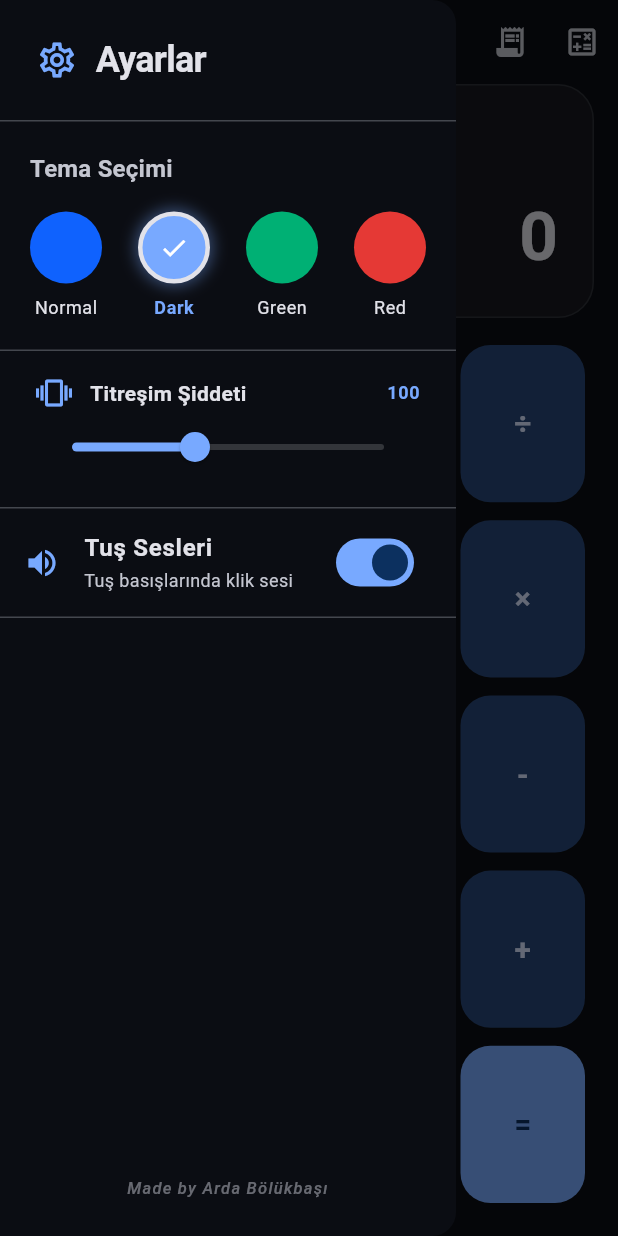
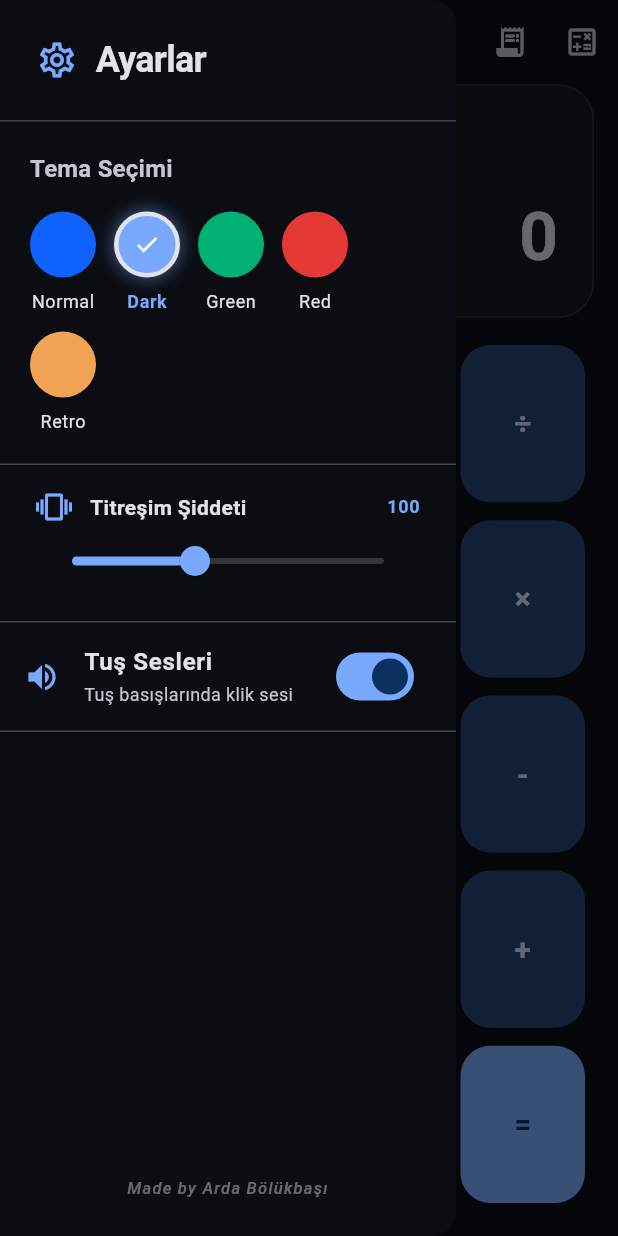
Before and after one commit to ArdaBolukbasi/hesapmakinesi, a Flutter app: the screen it shows after launch, with the side drawer open, on a phone screen of 412 x 824 dp. Run offline on Flutter 3.47's test engine with Material 3 defaults, Android fonts, the phone set to English and light mode, and no system bars; drawn by our look-alikes of auto_size_text; our stand-ins replace flutter_riverpod, math_expressions, shared_preferences, vibration; Roboto replaces fonts that are missing (RobotoMono).

Commit message:
Add Retro Gold theme and redesign scientific mode keypad layout to 5-columns

```diff
--- a/lib/main.dart
+++ b/lib/main.dart
@@ -57,6 +57,16 @@ class CalculatorApp extends ConsumerWidget {
           );
           scaffoldColor = const Color(0xFF0C0505);
           break;
+        case 'retro_gold':
+          colorScheme = ColorScheme.fromSeed(
+            seedColor: const Color(0xFFF0A352),
+            brightness: Brightness.dark,
+            primary: const Color(0xFFF0A352),
+            surface: const Color(0xFF101010),
+            surfaceContainerHigh: const Color(0xFF383542),
+          );
+          scaffoldColor = const Color(0xFF101010);
+          break;
         case 'dark':
         default:
           colorScheme = ColorScheme.fromSeed(
--- a/lib/providers/calculator_provider.dart
+++ b/lib/providers/calculator_provider.dart
@@ -503,6 +503,12 @@ class CalculatorNotifier extends Notifier<CalculatorState> {
       currentFormula += '×';
     } else if (key == '÷') {
       currentFormula += '÷';
+    } else if (key == '+/-') {
+      if (currentFormula.endsWith('-')) {
+        currentFormula = currentFormula.substring(0, currentFormula.length - 1);
+      } else {
+        currentFormula += '-';
+      }
     } else {
       currentFormula += key;
     }
--- a/lib/screens/calculator_screen.dart
+++ b/lib/screens/calculator_screen.dart
@@ -66,6 +66,7 @@ class CalculatorScreen extends ConsumerWidget {
       {'id': 'dark', 'name': 'Dark', 'color': const Color(0xFF78A9FF)},
       {'id': 'green', 'name': 'Green', 'color': const Color(0xFF00B074)},
       {'id': 'red', 'name': 'Red', 'color': const Color(0xFFE53935)},
+      {'id': 'retro_gold', 'name': 'Retro', 'color': const Color(0xFFF0A352)},
     ];
 
     return Drawer(
@@ -111,8 +112,10 @@ class CalculatorScreen extends ConsumerWidget {
                     ),
                   ),
                   const SizedBox(height: 16),
-                  Row(
-                    mainAxisAlignment: MainAxisAlignment.spaceBetween,
+                  Wrap(
+                    spacing: 12,
+                    runSpacing: 12,
+                    alignment: WrapAlignment.start,
                     children: themeOptions.map((opt) {
                       final isSelected = settings.theme == opt['id'];
                       return GestureDetector(
@@ -120,8 +123,8 @@ class CalculatorScreen extends ConsumerWidget {
                         child: Column(
                           children: [
                             Container(
-                              width: 48,
-                              height: 48,
+                              width: 44,
+                              height: 44,
                               decoration: BoxDecoration(
                                 color: opt['color'],
                                 shape: BoxShape.circle,
@@ -145,7 +148,7 @@ class CalculatorScreen extends ConsumerWidget {
                                   ? const Icon(
                                       Icons.check,
                                       color: Colors.white,
-                                      size: 20,
+                                      size: 18,
                                     )
                                   : null,
                             ),
--- a/lib/widgets/calculator_display.dart
+++ b/lib/widgets/calculator_display.dart
@@ -5,6 +5,7 @@ import 'package:flutter/material.dart';
 import 'package:flutter_riverpod/flutter_riverpod.dart';
 
 import '../providers/calculator_provider.dart';
+import '../providers/settings_provider.dart';
 
 class CalculatorDisplay extends ConsumerWidget {
   const CalculatorDisplay({super.key});
@@ -12,18 +13,25 @@ class CalculatorDisplay extends ConsumerWidget {
   @override
   Widget build(BuildContext context, WidgetRef ref) {
     final calcState = ref.watch(calculatorProvider);
+    final settings = ref.watch(settingsProvider);
     final theme = Theme.of(context);
     final isLandscape = MediaQuery.of(context).orientation == Orientation.landscape;
+
+    final isRetroGold = settings.theme == 'retro_gold';
 
     return Container(
       padding: isLandscape
           ? const EdgeInsets.symmetric(horizontal: 20, vertical: 10)
           : const EdgeInsets.symmetric(horizontal: 24, vertical: 18),
       decoration: BoxDecoration(
-        color: theme.colorScheme.surfaceContainerHighest.withValues(alpha: 0.3),
+        color: isRetroGold
+            ? const Color(0xFFDCB765)
+            : theme.colorScheme.surfaceContainerHighest.withValues(alpha: 0.3),
         borderRadius: BorderRadius.circular(24),
         border: Border.all(
-          color: theme.colorScheme.outlineVariant.withValues(alpha: 0.5),
+          color: isRetroGold
+              ? const Color(0xFFDCB765)
+              : theme.colorScheme.outlineVariant.withValues(alpha: 0.5),
           width: 1,
         ),
       ),
@@ -41,19 +49,20 @@ class CalculatorDisplay extends ConsumerWidget {
                   child: Container(
                     padding: const EdgeInsets.symmetric(horizontal: 10, vertical: 4),
                     decoration: BoxDecoration(
-                      color: theme.colorScheme.primaryContainer,
+                      color: isRetroGold
+                          ? const Color(0xFF383542)
+                          : theme.colorScheme.primaryContainer,
                       borderRadius: BorderRadius.circular(12),
                     ),
                     child: Text(
                       calcState.isDegMode ? 'DEG' : 'RAD',
                       style: theme.textTheme.labelMedium?.copyWith(
-                        color: theme.colorScheme.onPrimaryContainer,
+                        color: isRetroGold ? const Color(0xFFF0A352) : theme.colorScheme.onPrimaryContainer,
                         fontWeight: FontWeight.bold,
                       ),
                     ),
                   ),
                 ),
-                // No extra labels here since the Appbar contains the mode title
                 const SizedBox.shrink(),
               ],
             )
@@ -72,7 +81,9 @@ class CalculatorDisplay extends ConsumerWidget {
                 maxLines: 1,
                 minFontSize: 14,
                 style: theme.textTheme.headlineSmall?.copyWith(
-                  color: theme.colorScheme.onSurfaceVariant.withValues(alpha: 0.7),
+                  color: isRetroGold
+                      ? const Color(0xFF101010).withValues(alpha: 0.7)
+                      : theme.colorScheme.onSurfaceVariant.withValues(alpha: 0.7),
                   fontFamily: 'RobotoMono',
                   fontWeight: FontWeight.w400,
                 ),
@@ -92,7 +103,9 @@ class CalculatorDisplay extends ConsumerWidget {
                 maxLines: 1,
                 minFontSize: 20,
                 style: theme.textTheme.displayMedium?.copyWith(
-                  color: theme.colorScheme.onSurface,
+                  color: isRetroGold
+                      ? const Color(0xFF101010)
+                      : theme.colorScheme.onSurface,
                   fontFamily: 'RobotoMono',
                   fontWeight: FontWeight.w600,
                 ),
--- a/lib/widgets/calculator_keypad.dart
+++ b/lib/widgets/calculator_keypad.dart
@@ -24,7 +24,7 @@ class CalculatorKeypad extends ConsumerWidget {
   }
 
   Widget _buildAccountingKeypad(BuildContext context, WidgetRef ref, ThemeData theme) {
-    // 4 columns x 5 rows grid (Accounting mode rows remain completely identical in height)
+    // 4 columns x 5 rows grid (Accounting mode layout remains completely identical in layout and height)
     final notifier = ref.read(calculatorProvider.notifier);
 
     final List<List<KeypadButtonConfig>> layout = [
@@ -64,7 +64,7 @@ class CalculatorKeypad extends ConsumerWidget {
       children: layout.map((row) {
         return Expanded(
           child: Row(
-            crossAxisAlignment: CrossAxisAlignment.stretch, // Force buttons to expand vertically
+            crossAxisAlignment: CrossAxisAlignment.stretch,
             children: row.map((btn) {
               return Expanded(
                 child: Padding(
@@ -84,10 +84,11 @@ class CalculatorKeypad extends ConsumerWidget {
   }
 
   Widget _buildScientificKeypad(BuildContext context, WidgetRef ref, ThemeData theme) {
-    // 5 columns x 6 rows grid
+    // 5 columns x 7 rows grid (Completely redesigned for scientific mode)
     final notifier = ref.read(calculatorProvider.notifier);
 
     final List<List<KeypadButtonConfig>> layout = [
+      // Row 1
       [
         KeypadButtonConfig(text: 'sin', type: ButtonType.function, onTap: () => notifier.handleKeyPress('sin')),
         KeypadButtonConfig(text: 'cos', type: ButtonType.function, onTap: () => notifier.handleKeyPress('cos')),
@@ -95,39 +96,49 @@ class CalculatorKeypad extends ConsumerWidget {
         KeypadButtonConfig(text: 'log', type: ButtonType.function, onTap: () => notifier.handleKeyPress('log')),
         KeypadButtonConfig(text: 'ln', type: ButtonType.function, onTap: () => notifier.handleKeyPress('ln')),
       ],
+      // Row 2
       [
         KeypadButtonConfig(text: 'sqrt', type: ButtonType.function, onTap: () => notifier.handleKeyPress('sqrt')),
+        KeypadButtonConfig(text: 'x²', type: ButtonType.function, onTap: () => notifier.handleKeyPress('x²')),
+        KeypadButtonConfig(text: 'xy', type: ButtonType.function, onTap: () => notifier.handleKeyPress('xy')),
+        KeypadButtonConfig(text: 'π', type: ButtonType.function, onTap: () => notifier.handleKeyPress('π')),
+        KeypadButtonConfig(text: 'e', type: ButtonType.function, onTap: () => notifier.handleKeyPress('e')),
+      ],
+      // Row 3
+      [
         KeypadButtonConfig(text: '(', type: ButtonType.function, onTap: () => notifier.handleKeyPress('(')),
         KeypadButtonConfig(text: ')', type: ButtonType.function, onTap: () => notifier.handleKeyPress(')')),
-        KeypadButtonConfig(text: 'xy', type: ButtonType.function, onTap: () => notifier.handleKeyPress('xy')),
-        KeypadButtonConfig(text: 'x²', type: ButtonType.function, onTap: () => notifier.handleKeyPress('x²')),
-      ],
-      [
-        KeypadButtonConfig(text: 'π', type: ButtonType.function, onTap: () => notifier.handleKeyPress('π')),
-        KeypadButtonConfig(text: 'e', type: ButtonType.function, onTap: () => notifier.handleKeyPress('e')),
         KeypadButtonConfig(text: '%', type: ButtonType.operator, onTap: () => notifier.handleKeyPress('%')),
-        KeypadButtonConfig(text: '⌫', type: ButtonType.action, onTap: () => notifier.handleBackspace()),
+        KeypadButtonConfig(text: '+/-', type: ButtonType.function, onTap: () => notifier.handleKeyPress('+/-')),
         KeypadButtonConfig(text: 'AC', type: ButtonType.action, onTap: () => notifier.handleClear()),
       ],
+      // Row 4
       [
         KeypadButtonConfig(text: '7', type: ButtonType.number, onTap: () => notifier.handleKeyPress('7')),
         KeypadButtonConfig(text: '8', type: ButtonType.number, onTap: () => notifier.handleKeyPress('8')),
         KeypadButtonConfig(text: '9', type: ButtonType.number, onTap: () => notifier.handleKeyPress('9')),
+        KeypadButtonConfig(text: '⌫', type: ButtonType.action, onTap: () => notifier.handleBackspace()),
         KeypadButtonConfig(text: '÷', type: ButtonType.operator, onTap: () => notifier.handleKeyPress('÷')),
-        KeypadButtonConfig(text: '×', type: ButtonType.operator, onTap: () => notifier.handleKeyPress('×')),
       ],
+      // Row 5
       [
         KeypadButtonConfig(text: '4', type: ButtonType.number, onTap: () => notifier.handleKeyPress('4')),
         KeypadButtonConfig(text: '5', type: ButtonType.number, onTap: () => notifier.handleKeyPress('5')),
         KeypadButtonConfig(text: '6', type: ButtonType.number, onTap: () => notifier.handleKeyPress('6')),
+        KeypadButtonConfig(text: '×', type: ButtonType.operator, onTap: () => notifier.handleKeyPress('×')),
         KeypadButtonConfig(text: '-', type: ButtonType.operator, onTap: () => notifier.handleKeyPress('-')),
-        KeypadButtonConfig(text: '+', type: ButtonType.operator, onTap: () => notifier.handleKeyPress('+')),
       ],
+      // Row 6
       [
         KeypadButtonConfig(text: '1', type: ButtonType.number, onTap: () => notifier.handleKeyPress('1')),
         KeypadButtonConfig(text: '2', type: ButtonType.number, onTap: () => notifier.handleKeyPress('2')),
         KeypadButtonConfig(text: '3', type: ButtonType.number, onTap: () => notifier.handleKeyPress('3')),
         KeypadButtonConfig(text: '0', type: ButtonType.number, onTap: () => notifier.handleKeyPress('0')),
+        KeypadButtonConfig(text: '+', type: ButtonType.operator, onTap: () => notifier.handleKeyPress('+')),
+      ],
+      // Row 7 (Ergonomic layout: 00, ., and Equals stretching across the remaining 3 columns)
+      [
+        KeypadButtonConfig(text: '00', type: ButtonType.number, onTap: () => notifier.handleKeyPress('00')),
         KeypadButtonConfig(text: '.', type: ButtonType.number, onTap: () => notifier.handleKeyPress('.')),
         KeypadButtonConfig(text: '=', type: ButtonType.equals, onTap: () => notifier.handleKeyPress('=')),
       ],
@@ -136,8 +147,7 @@ class CalculatorKeypad extends ConsumerWidget {
     return Column(
       children: List.generate(layout.length, (index) {
         final row = layout[index];
-        // Ergonomic adjustment: assign flex 2 to scientific function/constant rows,
-        // and flex 3 to numeric/basic operator rows.
+        // Ergonomic heights: top 3 scientific rows are flex 2, bottom 4 numeric/operator rows are flex 3
         final int flex = index < 3 ? 2 : 3;
 
         return Expanded(
@@ -145,7 +155,10 @@ class CalculatorKeypad extends ConsumerWidget {
           child: Row(
             crossAxisAlignment: CrossAxisAlignment.stretch,
             children: row.map((btn) {
+              // Custom flex width for the Equals key in the last row to make it fill the 5-column space cleanly
+              final int colFlex = (index == 6 && btn.text == '=') ? 3 : 1;
               return Expanded(
+                flex: colFlex,
                 child: Padding(
                   padding: const EdgeInsets.all(4.0),
                   child: CalculatorButton(
@@ -257,9 +270,15 @@ class _CalculatorButtonState extends ConsumerState<CalculatorButton> with Single
   @override
   Widget build(BuildContext context) {
     final theme = Theme.of(context);
+    final settings = ref.watch(settingsProvider);
+    final isRetroGold = settings.theme == 'retro_gold';
 
     // Dynamic colors based on button type
     Color getBgColor() {
+      if (isRetroGold) {
+        return const Color(0xFF383542); // Retro dark purple-grey
+      }
+
       switch (widget.type) {
         case ButtonType.number:
           return theme.colorScheme.surfaceContainerHigh;
@@ -275,6 +294,14 @@ class _CalculatorButtonState extends ConsumerState<CalculatorButton> with Single
     }
 
     Color getTextColor() {
+      if (isRetroGold) {
+        // AC, +/- and all scientific functions are orange/gold
+        final isFunctionOrAcOrNegate = widget.text == 'AC' ||
+            widget.text == '+/-' ||
+            widget.type == ButtonType.function;
+        return isFunctionOrAcOrNegate ? const Color(0xFFF0A352) : Colors.white;
+      }
+
       switch (widget.type) {
         case ButtonType.number:
           return theme.colorScheme.onSurface;
```
